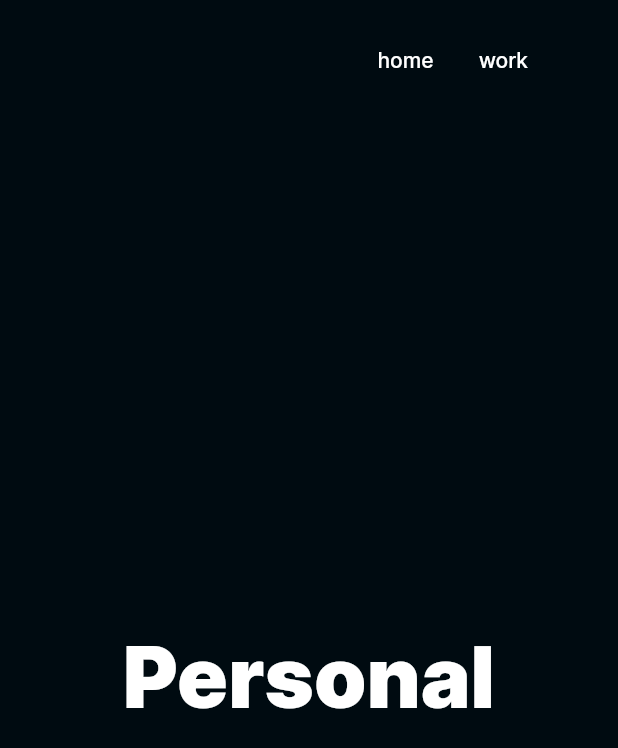
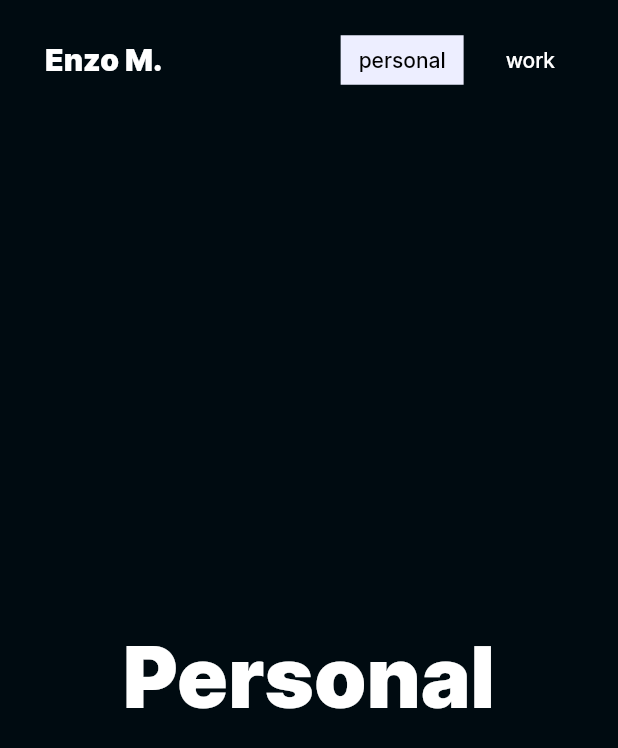
Before and after one commit to aminnzo/enzoboi, a Flutter app: the screen it shows after launch, after a tap on "personal", on a phone screen of 412 x 824 dp. Shown: the top 748 px of the screen. Run offline on Flutter 3.47's test engine with Material 2 defaults, Android fonts, the phone set to English and light mode, and no system bars; our stand-ins replace font_awesome_flutter.

Commit message:
change top navbar UI

```diff
--- a/lib/screens/landing/landing_page_mobile.dart
+++ b/lib/screens/landing/landing_page_mobile.dart
@@ -13,13 +13,9 @@
         appBar: const PreferredSize(
           preferredSize: Size.fromHeight(80.0),
           child: Padding(
-            padding: EdgeInsets.only(right: 30),
+            padding: EdgeInsets.symmetric(horizontal: 30),
             child: Center(
-                child: TopNavigationMenu(
-              showHomePage: false,
-              showPersonalPage: true,
-              showWorkPage: true,
-            )),
+                child: TopNavigationMenu(selectedPage: NavPages.landing)),
           ),
           // child: MobileAppBar(),
         ),
@@ -28,7 +24,7 @@
             mainAxisAlignment: MainAxisAlignment.spaceEvenly,
             children: [
               Column(mainAxisAlignment: MainAxisAlignment.center, children: [
-                Text("Enzo M.",
+                Text("Landing",
                     style: AppTextStyle.displayMedium(context).copyWith(
                       fontWeight: FontWeight.w900,
                     )),
--- a/lib/screens/personal/personal_page_mobile.dart
+++ b/lib/screens/personal/personal_page_mobile.dart
@@ -16,13 +16,9 @@
         appBar: const PreferredSize(
           preferredSize: Size.fromHeight(80.0),
           child: Padding(
-            padding: EdgeInsets.only(right: 30),
+            padding: EdgeInsets.symmetric(horizontal: 30),
             child: Center(
-              child: TopNavigationMenu(
-                showHomePage: true,
-                showPersonalPage: false,
-                showWorkPage: true,
-              ),
+              child: TopNavigationMenu(selectedPage: NavPages.personal),
             ),
           ),
           // child: MobileAppBar(),
--- a/lib/widgets/top_navigation_menu.dart
+++ b/lib/widgets/top_navigation_menu.dart
@@ -1,38 +1,58 @@
 import 'package:enzoboi/theme/app_text_style.dart';
+import 'package:enzoboi/utils/constants.dart';
 import 'package:flutter/material.dart';
 
+enum NavPages {
+  landing,
+  personal,
+  work,
+}
+
 class TopNavigationMenu extends StatelessWidget {
-  final bool showHomePage;
-  final bool showWorkPage;
-  final bool showPersonalPage;
+  final NavPages selectedPage;
 
   const TopNavigationMenu({
     super.key,
-    required this.showHomePage,
-    required this.showWorkPage,
-    required this.showPersonalPage,
+    required this.selectedPage,
   });
 
   @override
   Widget build(BuildContext context) => Row(
-        mainAxisAlignment: MainAxisAlignment.end,
+        mainAxisAlignment: MainAxisAlignment.spaceBetween,
+        mainAxisSize: MainAxisSize.max,
         children: [
-          _navItem(context, "home", "/", showHomePage),
-          _navItem(context, "personal", "/personal", showPersonalPage),
-          _navItem(context, "work", "/work", showWorkPage),
+          _enzoText(context),
+          Row(children: [
+            _navItem(context, "personal", "/personal",
+                selectedPage == NavPages.personal),
+            _navItem(context, "work", "/work", selectedPage == NavPages.work),
+          ])
         ],
       );
 
+  Widget _enzoText(BuildContext context) => GestureDetector(
+        onTap: () => Navigator.pushReplacementNamed(context, "/"),
+        child: Text("Enzo M.",
+            style: AppTextStyle.titleLarge(context).copyWith(
+              fontWeight: FontWeight.w900,
+            )),
+      );
+
   Widget _navItem(
-      BuildContext context, String name, String route, bool visible) {
-    return Visibility(
-      visible: visible,
-      child: Padding(
-        padding: const EdgeInsets.only(right: 30),
-        child: GestureDetector(
-          onTap: () => Navigator.pushReplacementNamed(context, route),
-          child: Text(name, style: AppTextStyle.labelLarge(context)),
+      BuildContext context, String name, String route, bool isSelected) {
+    return GestureDetector(
+      behavior: HitTestBehavior.translucent,
+      onTap: () => Navigator.pushReplacementNamed(context, route),
+      child: Container(
+        decoration: BoxDecoration(
+          color: isSelected ? kPrimaryColor : Colors.transparent,
         ),
+        padding: const EdgeInsets.symmetric(horizontal: 12, vertical: 8),
+        margin: const EdgeInsets.only(left: 16),
+        child: Text(name,
+            style: AppTextStyle.labelLarge(context).copyWith(
+              color: isSelected ? Colors.black : Colors.white,
+            )),
       ),
     );
   }
```
Also changed, not shown: lib/screens/landing/landing_page.dart (+4 -7 lines), lib/screens/personal/personal_page.dart (+3 -6 lines), lib/screens/work/work_page.dart (+3 -6 lines), lib/screens/work/work_page_mobile.dart (+2 -6 lines).
